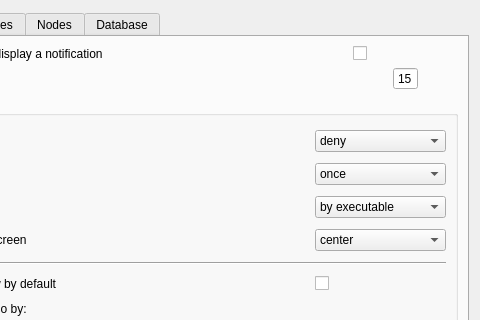
Above: ui/opensnitch/res/preferences.ui from evilsocket/opensnitch before the change; both pictures show x 146 to 626 and y 0 to 320 of the 626 by 442 pixel window. Below: the same form after it.
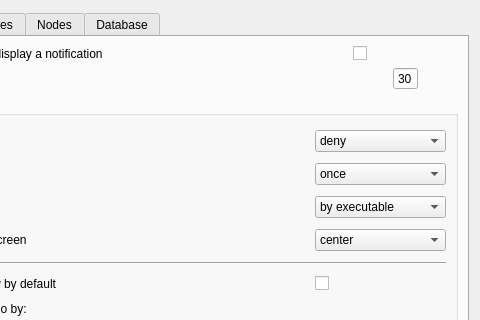
That is the form after the change. Icons and pictures are not drawn.

Commit message:
ui, pop-ups: increased default timeout to 30s
Although the timeout is configurable from the Preferences dialog,
there's a consensus that the default timeout should be increased.

What changed in the file:
```diff
--- a/ui/opensnitch/res/preferences.ui
+++ b/ui/opensnitch/res/preferences.ui
@@ -425,7 +425,7 @@
             <bool>true</bool>
            </property>
            <property name="value">
-            <number>15</number>
+            <number>30</number>
            </property>
           </widget>
          </item>
```
The commit also changes 2 other files.
